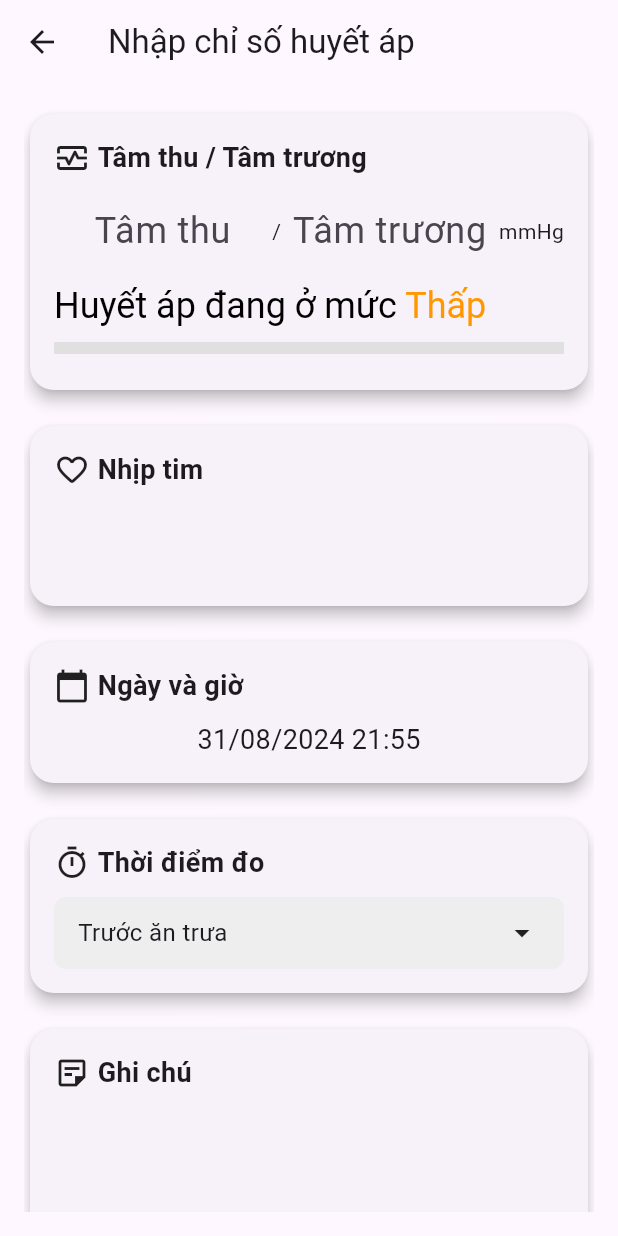
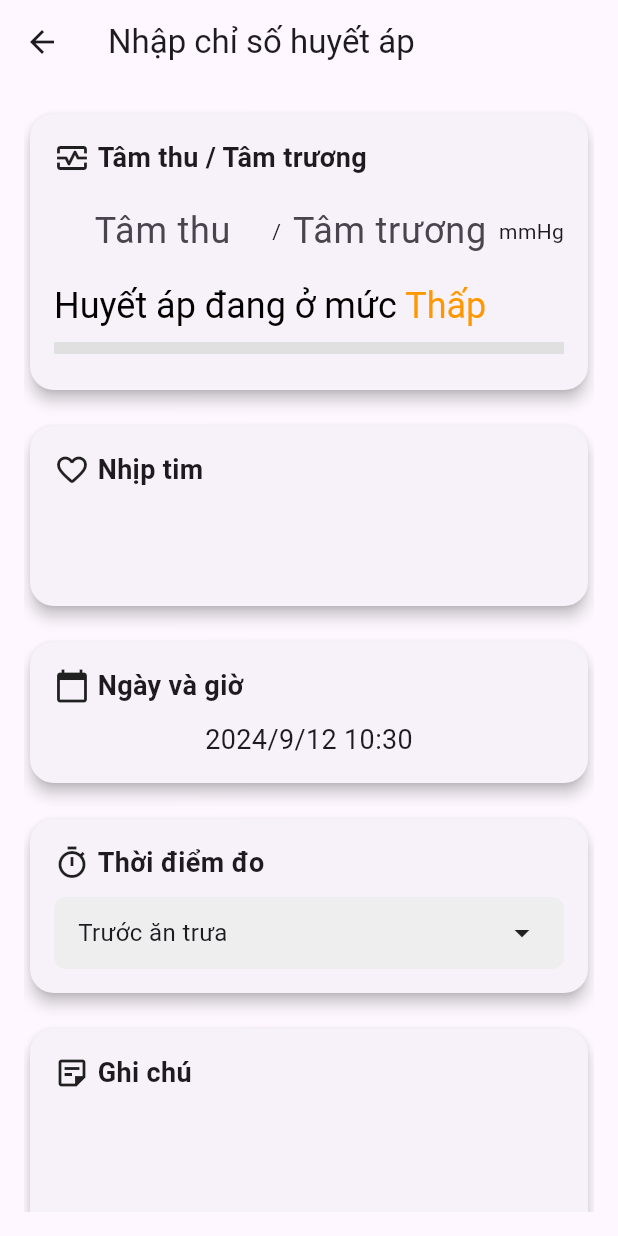
Before and after one commit to annguyen3112/diabetes_app, a Flutter app: the BloodPressureScreen screen opened directly with empty values, on a phone screen of 412 x 824 dp. Run offline on Flutter 3.47's test engine with Material 3 defaults, Android fonts, the phone set to English and light mode, and no system bars; our stand-ins replace fl_chart, sqflite; accounts and stored records are empty.

Commit message:
Update blood_pressure_screen.dart

```diff
--- a/lib/screens/blood_pressure_screen.dart
+++ b/lib/screens/blood_pressure_screen.dart
@@ -34,8 +34,9 @@ class _BloodPressureScreenState extends State<BloodPressureScreen> {
     systolicController.text = '';
     diastolicController.text = '';
     heartRateController.text = '';
-    dateController.text = '31/08/2024';
-    timeController.text = '21:55';
+    DateTime now = DateTime.now();
+    dateController.text = "${now.year}/${now.month}/${now.day}";
+    timeController.text = "${now.hour}:${now.minute}";
     _updatePressureLevel();
   }
 
```
